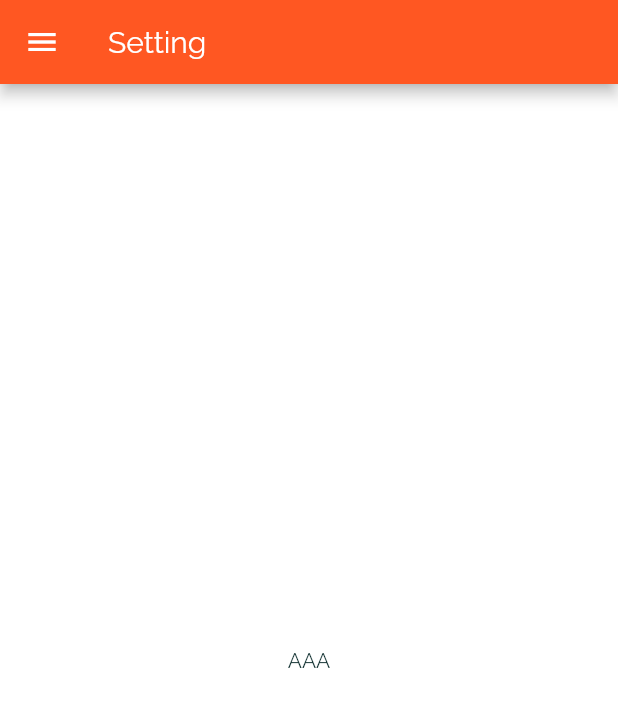
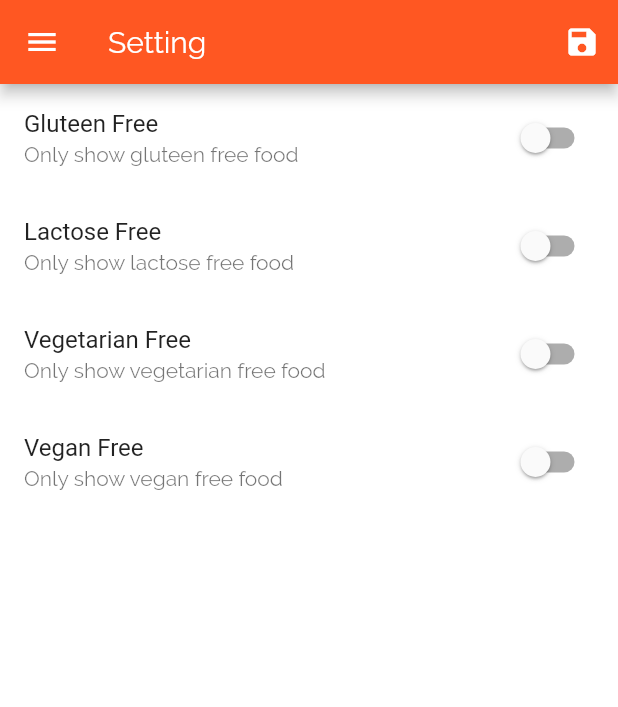
Before and after one commit to henhiro4r/FoodCatalogue, a Flutter app: the SettingScreen screen opened by its route, on a phone screen of 412 x 824 dp. Shown: the top 707 px of the screen. Run offline on Flutter 3.47's test engine with Material 2 defaults, Android fonts, the phone set to English and light mode, and no system bars; network calls fail.

Commit message:
Added filtering feature

```diff
--- a/lib/main.dart
+++ b/lib/main.dart
@@ -1,4 +1,6 @@
 import 'package:flutter/material.dart';
+import 'package:foodcatalogue/model/DummyFood.dart';
+import 'package:foodcatalogue/model/Food.dart';
 import 'package:foodcatalogue/screen/CategoryFoodsScreen.dart';
 import 'package:foodcatalogue/screen/CategoryScreen.dart';
 import 'package:foodcatalogue/screen/FoodRecipeScreen.dart';
@@ -7,7 +9,21 @@ import 'package:foodcatalogue/screen/TabScreen.dart';
 
 void main() => runApp(MyApp());
 
-class MyApp extends StatelessWidget {
+class MyApp extends StatefulWidget {
+  @override
+  _MyAppState createState() => _MyAppState();
+}
+
+class _MyAppState extends State<MyApp> {
+  Map<String, bool> _preference = {
+    'gluten': false,
+    'lactose': false,
+    'vegan': false,
+    'vegetarian': false,
+  };
+
+  List<Food> _filteredFood = DUMMY_MEALS;
+
   @override
   Widget build(BuildContext context) {
     return MaterialApp(
@@ -35,13 +51,35 @@ class MyApp extends StatelessWidget {
       initialRoute: '/',
       routes: {
         '/': (ctx) => TabScreen(),
-        CategoryFoodsScreen.routeName: (ctx) => CategoryFoodsScreen(),
+        CategoryFoodsScreen.routeName: (ctx) => CategoryFoodsScreen(_filteredFood),
         FoodRecipeScreen.routeName: (ctx) => FoodRecipeScreen(),
-        SettingScreen.routeName: (ctx) => SettingScreen(),
+        SettingScreen.routeName: (ctx) => SettingScreen(_preference, _setPref),
       },
-      onUnknownRoute: (settings) { // for 404 page
+      onUnknownRoute: (settings) {
+        // for 404 page
         return MaterialPageRoute(builder: (ctx) => CategoryScreen());
       },
     );
   }
+
+  void _setPref(Map<String, bool> pref) {
+    setState(() {
+      _preference = pref;
+      _filteredFood = DUMMY_MEALS.where((meal) {
+        if (_preference['gluten'] && !meal.isGlutenFree) {
+          return false;
+        }
+        if (_preference['lactose'] && !meal.isLactoseFree) {
+          return false;
+        }
+        if (_preference['vegan'] && !meal.isVegan) {
+          return false;
+        }
+        if (_preference['vegetarian'] && !meal.isVegetarian) {
+          return false;
+        }
+        return true;
+      }).toList();
+    });
+  }
 }
--- a/lib/screen/CategoryFoodsScreen.dart
+++ b/lib/screen/CategoryFoodsScreen.dart
@@ -1,11 +1,14 @@
 import 'package:flutter/material.dart';
 import 'package:foodcatalogue/adapter/FoodAdapter.dart';
 import 'package:foodcatalogue/model/Category.dart';
-import 'package:foodcatalogue/model/DummyFood.dart';
 import 'package:foodcatalogue/model/Food.dart';
 
 class CategoryFoodsScreen extends StatefulWidget {
   static const routeName = '/foods';
+
+  final List<Food> foods;
+
+  CategoryFoodsScreen(this.foods);
 
   @override
   _CategoryFoodsScreenState createState() => _CategoryFoodsScreenState();
@@ -27,7 +30,7 @@ class _CategoryFoodsScreenState extends State<CategoryFoodsScreen> {
   void didChangeDependencies() {
     if (!_loaded){
       category = ModalRoute.of(context).settings.arguments as Category;
-      categoryFood = DUMMY_MEALS.where((food) {
+      categoryFood = widget.foods.where((food) {
         return food.categories.contains(category.id);
       }).toList();
       _loaded = true;
--- a/lib/screen/SettingScreen.dart
+++ b/lib/screen/SettingScreen.dart
@@ -1,18 +1,120 @@
 import 'package:flutter/material.dart';
 import 'package:foodcatalogue/navigation/NavigationDrawer.dart';
 
-class SettingScreen extends StatelessWidget {
+class SettingScreen extends StatefulWidget {
   static const routeName = '/setting';
+
+  final Function setPref;
+  final Map<String, bool> currentFilters;
+
+  SettingScreen(this.currentFilters, this.setPref);
+
+  @override
+  _SettingScreenState createState() => _SettingScreenState();
+}
+
+class _SettingScreenState extends State<SettingScreen> {
+  bool _glutenFree = false;
+  bool _vegetarian = false;
+  bool _vegan = false;
+  bool _lactoseFree = false;
+
+  @override
+  void initState() {
+    _glutenFree = widget.currentFilters['gluten'];
+    _lactoseFree = widget.currentFilters['lactose'];
+    _vegetarian = widget.currentFilters['vegetarian'];
+    _vegan = widget.currentFilters['vegan'];
+    super.initState();
+  }
+
+  Widget _switchTile(String title, String description, bool state, Function onClick) {
+    return SwitchListTile(
+      title: Text(title),
+      value: state,
+      subtitle: Text(description),
+      onChanged: onClick,
+    );
+  }
 
   @override
   Widget build(BuildContext context) {
     return Scaffold(
       appBar: AppBar(
         title: Text('Setting'),
+        actions: <Widget>[
+          IconButton(
+            icon: Icon(Icons.save),
+            onPressed: () {
+              final selectedPref = {
+                'gluten': _glutenFree,
+                'lactose': _lactoseFree,
+                'vegan': _vegan,
+                'vegetarian': _vegetarian,
+              };
+              widget.setPref(selectedPref);
+            },
+          ),
+        ],
       ),
       drawer: NavigationDrawer(),
-      body: Center(
-        child: Text('AAA'),
+      body: Column(
+        children: <Widget>[
+          Expanded(
+            child: ListView(
+              children: <Widget>[
+                _switchTile(
+                  'Gluteen Free',
+                  'Only show gluteen free food',
+                  _glutenFree,
+                      (clicked) {
+                    setState(
+                          () {
+                        _glutenFree = clicked;
+                      },
+                    );
+                  },
+                ),
+                _switchTile(
+                  'Lactose Free',
+                  'Only show lactose free food',
+                  _lactoseFree,
+                      (clicked) {
+                    setState(
+                          () {
+                        _lactoseFree = clicked;
+                      },
+                    );
+                  },
+                ),
+                _switchTile(
+                  'Vegetarian Free',
+                  'Only show vegetarian free food',
+                  _vegetarian,
+                      (clicked) {
+                    setState(
+                          () {
+                        _vegetarian = clicked;
+                      },
+                    );
+                  },
+                ),
+                _switchTile(
+                  'Vegan Free',
+                  'Only show vegan free food',
+                  _vegan,
+                      (clicked) {
+                    setState(
+                          () {
+                        _vegan = clicked;
+                      },
+                    );
+                  },
+                ),
+              ],
+            ),
+          )
+        ],
       ),
     );
   }
```
